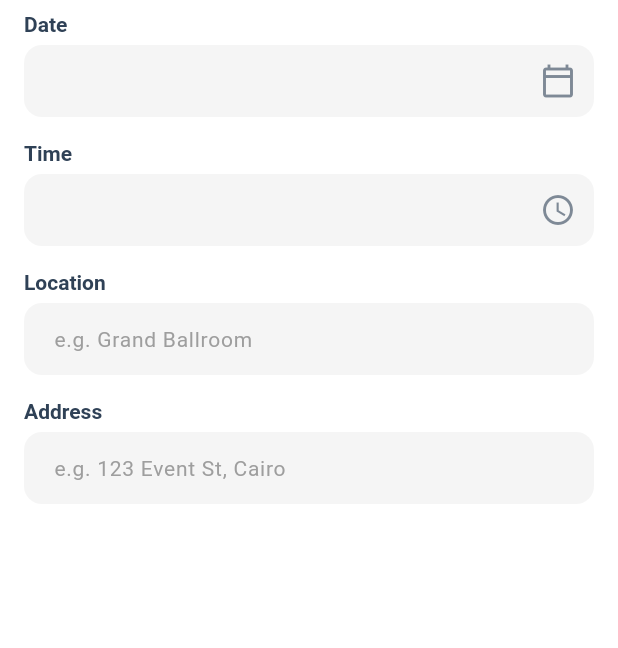
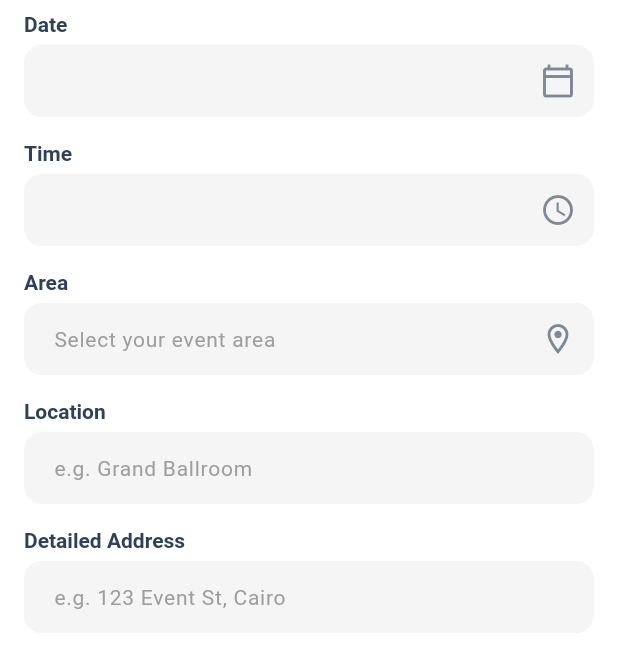
Before and after one commit to Mariam0Ashraf/eventak-UI-Flutter, a Flutter app: the DateTimeLocationWidget widget shown alone on an empty page, opened directly with empty values, on a phone screen of 412 x 824 dp. Shown: the top 648 px of the screen. Run offline on Flutter 3.47's test engine with Material 3 defaults, Android fonts, the phone set to English and light mode, and no system bars; our stand-ins replace dio, flutter_slidable, image_picker, shared_preferences; accounts and stored records are empty; network calls fail.

Commit message:
adding area to create event

```diff
--- a/lib/customer-UI/features/event_management/create_event/data/event_model.dart
+++ b/lib/customer-UI/features/event_management/create_event/data/event_model.dart
@@ -2,6 +2,7 @@ class EventData {
   final String name;
   final int eventTypeId;
   final DateTime eventDate;
+  final int? areaId;
   final String location;
   final String address;
   final String description;
@@ -13,6 +14,7 @@ class EventData {
     required this.name,
     required this.eventTypeId,
     required this.eventDate,
+    required this.areaId,
     required this.location,
     required this.address,
     required this.description,
@@ -28,6 +30,7 @@ class EventData {
       "event_date":
           "${eventDate.year}-${eventDate.month.toString().padLeft(2, '0')}-${eventDate.day.toString().padLeft(2, '0')} "
           "${eventDate.hour.toString().padLeft(2, '0')}:${eventDate.minute.toString().padLeft(2, '0')}:00",
+      'area_id': areaId,
       "location": location,
       "address": address,
       "description": description,
--- a/lib/customer-UI/features/event_management/create_event/widgets/date_time_location_section.dart
+++ b/lib/customer-UI/features/event_management/create_event/widgets/date_time_location_section.dart
@@ -6,10 +6,12 @@ class DateTimeLocationWidget extends StatelessWidget {
   final TimeOfDay? eventTime;
   final TextEditingController dateController;
   final TextEditingController timeController;
+  final TextEditingController areaController;
   final TextEditingController locationController;
   final TextEditingController addressController;
   final VoidCallback onDateChanged;
   final VoidCallback onTimeChanged;
+  final VoidCallback onAreaTap;
 
   const DateTimeLocationWidget({
     super.key,
@@ -19,8 +21,10 @@ class DateTimeLocationWidget extends StatelessWidget {
     required this.onTimeChanged,
     required this.dateController,
     required this.timeController,
+    required this.areaController,
     required this.locationController,
     required this.addressController,
+    required this.onAreaTap
   });
 
   @override
@@ -56,13 +60,26 @@ class DateTimeLocationWidget extends StatelessWidget {
           suffixIcon: Icons.access_time_outlined,
         ),
         CustomTextField(
+          label: 'Area',
+          hint: 'Select your event area',
+          controller: areaController,
+          readOnly: true,
+          isRequired: true,
+          onTap: onAreaTap,
+          suffixIcon: Icons.location_on_outlined,
+          validator: (value) {
+            if (value == null || value.isEmpty) return 'Area is required';
+            return null;
+          },
+        ),
+        CustomTextField(
           label: 'Location',
           hint: 'e.g. Grand Ballroom',
           controller: locationController,
           isRequired: true,
         ),
         CustomTextField(
-          label: 'Address',
+          label: 'Detailed Address',
           hint: 'e.g. 123 Event St, Cairo',
           controller: addressController,
           isRequired: false,
```
Also changed, not shown: lib/customer-UI/features/event_management/create_event/data/create_event_service.dart (+62 -13 lines), lib/customer-UI/features/event_management/create_event/view/create_event_view.dart (+100 -11 lines).
